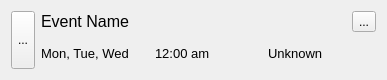
Before: the Qt Designer form UlyssesApp/listitemwidget.ui in EdsilvaEps/Ulysses, drawn with Qt 5.
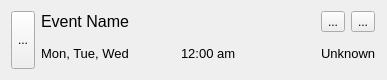
After: the same form once the commit is applied. Icons and pictures are not drawn.

The edit to the form file:
```diff
--- a/UlyssesApp/listitemwidget.ui
+++ b/UlyssesApp/listitemwidget.ui
@@ -39,27 +39,6 @@
    </item>
    <item>
     <layout class="QGridLayout" name="gridLayout">
-     <item row="1" column="2">
-      <widget class="QLabel" name="typelabel">
-       <property name="sizePolicy">
-        <sizepolicy hsizetype="Expanding" vsizetype="Preferred">
-         <horstretch>0</horstretch>
-         <verstretch>0</verstretch>
-        </sizepolicy>
-       </property>
-       <property name="font">
-        <font>
-         <pointsize>10</pointsize>
-        </font>
-       </property>
-       <property name="text">
-        <string>Unknown</string>
-       </property>
-       <property name="alignment">
-        <set>Qt::AlignLeading|Qt::AlignLeft|Qt::AlignVCenter</set>
-       </property>
-      </widget>
-     </item>
      <item row="0" column="0">
       <widget class="QLabel" name="namelabel">
        <property name="sizePolicy">
@@ -78,6 +57,33 @@
        </property>
       </widget>
      </item>
+     <item row="0" column="2">
+      <widget class="QToolButton" name="settingsbtn">
+       <property name="layoutDirection">
+        <enum>Qt::RightToLeft</enum>
+       </property>
+       <property name="text">
+        <string>...</string>
+       </property>
+       <property name="icon">
+        <iconset theme="document-properties">
+         <normaloff>.</normaloff>.</iconset>
+       </property>
+      </widget>
+     </item>
+     <item row="0" column="3">
+      <widget class="QToolButton" name="removeItem">
+       <property name="layoutDirection">
+        <enum>Qt::LeftToRight</enum>
+       </property>
+       <property name="text">
+        <string>...</string>
+       </property>
+       <property name="icon">
+        <iconset theme="user-trash"/>
+       </property>
+      </widget>
+     </item>
      <item row="1" column="0">
       <widget class="QLabel" name="dayslabel">
        <property name="font">
@@ -108,17 +114,24 @@
        </property>
       </widget>
      </item>
-     <item row="0" column="2">
-      <widget class="QToolButton" name="settingsbtn">
-       <property name="layoutDirection">
-        <enum>Qt::RightToLeft</enum>
+     <item row="1" column="2" colspan="2">
+      <widget class="QLabel" name="typelabel">
+       <property name="sizePolicy">
+        <sizepolicy hsizetype="Expanding" vsizetype="Preferred">
+         <horstretch>0</horstretch>
+         <verstretch>0</verstretch>
+        </sizepolicy>
+       </property>
+       <property name="font">
+        <font>
+         <pointsize>10</pointsize>
+        </font>
        </property>
        <property name="text">
-        <string>...</string>
+        <string>Unknown</string>
        </property>
-       <property name="icon">
-        <iconset theme="document-properties">
-         <normaloff>.</normaloff>.</iconset>
+       <property name="alignment">
+        <set>Qt::AlignLeading|Qt::AlignLeft|Qt::AlignVCenter</set>
        </property>
       </widget>
      </item>
```
